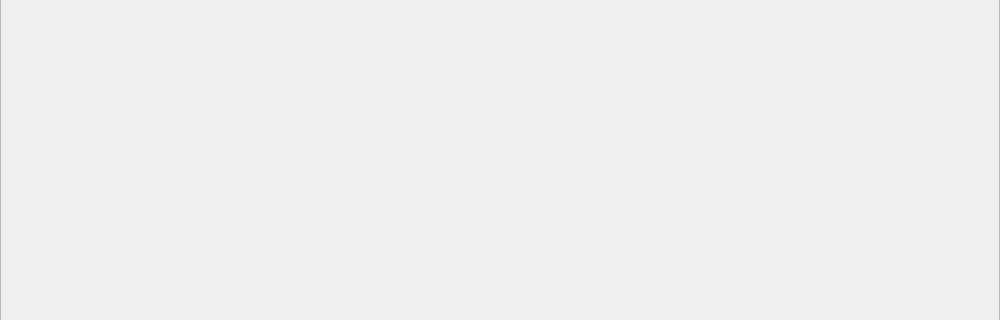
The window that FMCL/Functions/News/News.ui (1604042736/FMCL) describes before a commit, drawn with Qt 5; both pictures show x 0 to 1000 and y 149 to 469 of the 1000 by 618 pixel window.
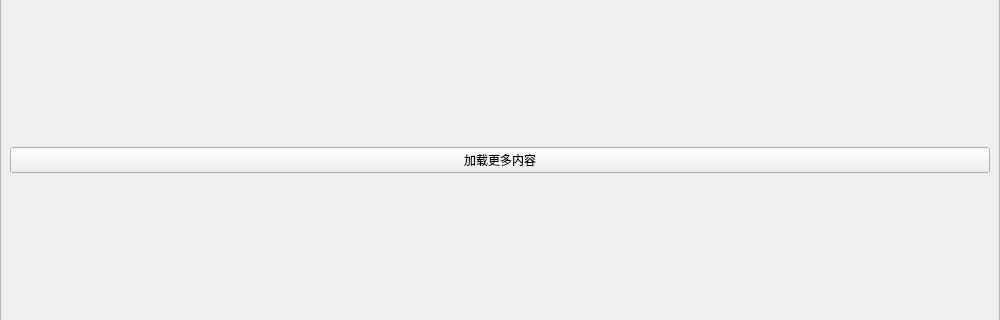
The same window after the commit.

Commit message: Change the way to load more news

What changed in the file:
```diff
--- a/FMCL/Functions/News/News.ui
+++ b/FMCL/Functions/News/News.ui
@@ -43,7 +43,18 @@
         <height>616</height>
        </rect>
       </property>
-      <layout class="QGridLayout" name="gl_news"/>
+      <layout class="QGridLayout" name="gl_scrollarea">
+       <item row="0" column="0">
+        <layout class="QGridLayout" name="gl_news"/>
+       </item>
+       <item row="1" column="0">
+        <widget class="QPushButton" name="pb_loadmore">
+         <property name="text">
+          <string>加载更多内容</string>
+         </property>
+        </widget>
+       </item>
+      </layout>
      </widget>
     </widget>
    </item>
```
The commit also changes 2 other files.
